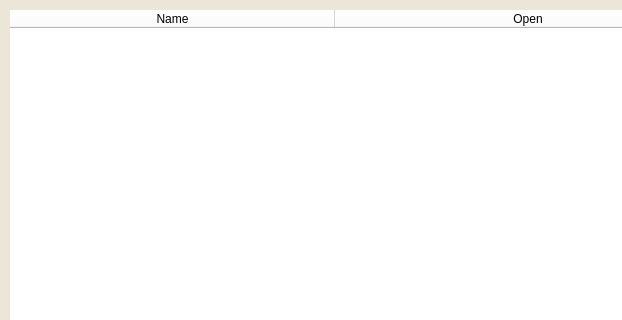
Old version of the form UI/RecipeList.ui in the repository Qolorerr/Cook-Book; both pictures show x 0 to 622 and y 0 to 320 of the 733 by 691 pixel window.
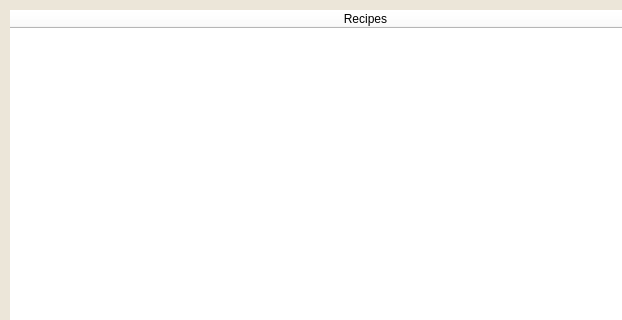
New version of the form.

Commit message:
Changed recipe view
CookBook v1.1

```diff
--- a/UI/RecipeList.ui
+++ b/UI/RecipeList.ui
@@ -50,12 +50,7 @@
    </attribute>
    <column>
     <property name="text">
-     <string>Name</string>
-    </property>
-   </column>
-   <column>
-    <property name="text">
-     <string>Open</string>
+     <string>Recipes</string>
     </property>
    </column>
   </widget>
```
The commit also changes 1 other file.
